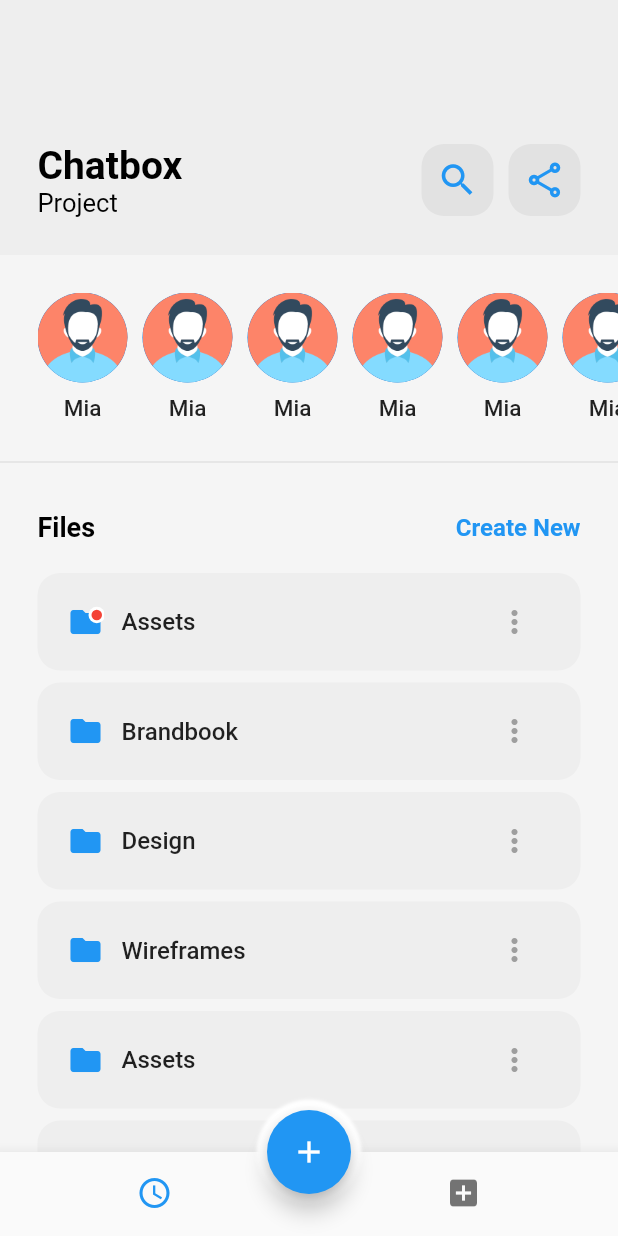
After one commit to vashistha100/Flutter-UI_design-1--dribble.com-, a Flutter app: the screen it shows after launch, after a tap on "Chatbox", on a phone screen of 412 x 824 dp. The commit adds this screen. Run offline on Flutter 3.47's test engine with Material 2 defaults, Android fonts, the phone set to English and light mode, and no system bars.

Commit message:
added project screen

```diff
--- a/lib/pages/home_page.dart
+++ b/lib/pages/home_page.dart
@@ -1,4 +1,6 @@
+import 'package:flutter/foundation.dart';
 import 'package:flutter/material.dart';
+import 'package:ui_design1/pages/project.dart';
 
 class HomePage extends StatefulWidget {
   const HomePage({super.key});
@@ -9,10 +11,13 @@ class HomePage extends StatefulWidget {
 
 class _HomePageState extends State<HomePage> {
   double availableScreenWidth = 0;
+  double avialableScreenHeight = 0;
   int selectedIndex = 0;
   @override
   Widget build(BuildContext context) {
     availableScreenWidth = MediaQuery.of(context).size.width - 50;
+    avialableScreenHeight = MediaQuery.of(context).size.height;
+
     return Scaffold(
       backgroundColor: Colors.grey[100],
       body: Column(
@@ -20,15 +25,15 @@ class _HomePageState extends State<HomePage> {
           Container(
             padding: const EdgeInsets.symmetric(horizontal: 25, vertical: 25),
             alignment: Alignment.bottomCenter,
-            height: 170,
+            height: avialableScreenHeight * 0.2,
             decoration: BoxDecoration(color: Colors.blue[800]),
             child: Row(
               mainAxisAlignment: MainAxisAlignment.spaceBetween,
               children: [
-                Column(
+                const Column(
                   crossAxisAlignment: CrossAxisAlignment.start,
                   mainAxisSize: MainAxisSize.min,
-                  children: const [
+                  children: [
                     Text(
                       "Riotters",
                       style: TextStyle(
@@ -230,8 +235,14 @@ class _HomePageState extends State<HomePage> {
     );
   }
 
-  Container buildProjectRow(String foldername) {
-    return Container(
+  Widget buildProjectRow(String foldername) {
+    return GestureDetector(
+      onTap: () {
+        Navigator.of(context).push(MaterialPageRoute(
+            builder: (BuildContext context) =>
+                ProjectPage(foldername: foldername)));
+      },
+      child: Container(
         margin: const EdgeInsets.only(bottom: 8),
         padding: const EdgeInsets.symmetric(horizontal: 20),
         height: 65,
@@ -253,8 +264,8 @@ class _HomePageState extends State<HomePage> {
                 ),
                 Text(
                   foldername,
-                style:
-                    const TextStyle(fontSize: 16, fontWeight: FontWeight.w500),
+                  style: const TextStyle(
+                      fontSize: 16, fontWeight: FontWeight.w500),
                 ),
               ],
             ),
@@ -265,6 +276,7 @@ class _HomePageState extends State<HomePage> {
                   color: Colors.grey,
                 ))
           ],
+        ),
       ),
     );
   }
--- /dev/null
+++ b/lib/pages/project.dart
@@ -0,0 +1,237 @@
+import 'package:flutter/material.dart';
+
+class ProjectPage extends StatefulWidget {
+  final String foldername;
+  const ProjectPage({required this.foldername, super.key});
+
+  @override
+  State<ProjectPage> createState() => _ProjectPageState();
+}
+
+class _ProjectPageState extends State<ProjectPage> {
+  int selectedIndex = 0;
+  @override
+  Widget build(BuildContext context) {
+    return Scaffold(
+      backgroundColor: Colors.grey.shade100,
+      body: Column(
+        children: [
+          Container(
+            padding: const EdgeInsets.symmetric(horizontal: 25, vertical: 25),
+            alignment: Alignment.bottomCenter,
+            height: 170,
+            decoration: BoxDecoration(color: Colors.grey.shade200),
+            child: Row(
+              mainAxisAlignment: MainAxisAlignment.spaceBetween,
+              children: [
+                const Column(
+                  crossAxisAlignment: CrossAxisAlignment.start,
+                  mainAxisSize: MainAxisSize.min,
+                  children: [
+                    Text(
+                      "Chatbox",
+                      style: TextStyle(
+                          fontSize: 26,
+                          color: Colors.black,
+                          fontWeight: FontWeight.bold),
+                    ),
+                    Text(
+                      "Project",
+                      style: TextStyle(fontSize: 17, color: Colors.black),
+                    ),
+                  ],
+                ),
+                Row(
+                  children: [
+                    Container(
+                      decoration: BoxDecoration(
+                          borderRadius: BorderRadius.circular(15),
+                          color: Colors.black.withOpacity(.05)),
+                      child: IconButton(
+                        onPressed: () {},
+                        icon: const Icon(
+                          Icons.search,
+                          size: 28,
+                          color: Colors.blue,
+                        ),
+                      ),
+                    ),
+                    const SizedBox(
+                      width: 10,
+                    ),
+                    Container(
+                      decoration: BoxDecoration(
+                          borderRadius: BorderRadius.circular(15),
+                          color: Colors.black.withOpacity(.05)),
+                      child: IconButton(
+                        onPressed: () {},
+                        icon: const Icon(
+                          Icons.share_outlined,
+                          size: 28,
+                          color: Colors.blue,
+                        ),
+                      ),
+                    ),
+                  ],
+                ),
+              ],
+            ),
+          ),
+          Container(
+            padding: const EdgeInsets.only(left: 25, top: 25),
+            height: 130,
+            child: ListView(
+              scrollDirection: Axis.horizontal,
+              children: [
+                profileBuild("man", "Mia"),
+                profileBuild("man", "Mia"),
+                profileBuild("man", "Mia"),
+                profileBuild("man", "Mia"),
+                profileBuild("man", "Mia"),
+                profileBuild("man", "Mia"),
+              ],
+            ),
+          ),
+          const Divider(),
+          Expanded(
+            child: ListView(
+              padding: const EdgeInsets.all(25),
+              children: [
+                const Row(
+                  mainAxisAlignment: MainAxisAlignment.spaceBetween,
+                  children: [
+                    Text(
+                      'Files',
+                      style: TextStyle(
+                          fontSize: 18,
+                          fontWeight: FontWeight.bold,
+                          color: Colors.black),
+                    ),
+                    Text(
+                      'Create New',
+                      style: TextStyle(
+                          fontSize: 16,
+                          fontWeight: FontWeight.bold,
+                          color: Colors.blue),
+                    ),
+                  ],
+                ),
+                const SizedBox(
+                  height: 20,
+                ),
+                buildFilerow("Assets", true),
+                buildFilerow("Brandbook", false),
+                buildFilerow("Design", false),
+                buildFilerow("Wireframes", false),
+                buildFilerow("Assets", false),
+                buildFilerow("Assets", false),
+                buildFilerow("Assets", false),
+                buildFilerow("Assets", false),
+              ],
+            ),
+          ),
+        ],
+      ),
+      floatingActionButton: Container(
+        decoration: const BoxDecoration(shape: BoxShape.circle, boxShadow: [
+          BoxShadow(color: Colors.white, spreadRadius: 7, blurRadius: 1)
+        ]),
+        child: FloatingActionButton(
+          onPressed: () {},
+          child: const Icon(Icons.add),
+        ),
+      ),
+      floatingActionButtonLocation: FloatingActionButtonLocation.centerDocked,
+      bottomNavigationBar: BottomNavigationBar(
+          onTap: (index) {
+            setState(() {
+              selectedIndex = index;
+            });
+          },
+          currentIndex: selectedIndex,
+          showSelectedLabels: false,
+          showUnselectedLabels: false,
+          items: const [
+            BottomNavigationBarItem(
+                icon: Icon(Icons.access_time), label: 'Time'),
+            BottomNavigationBarItem(icon: Icon(Icons.add_box), label: 'Folder'),
+          ]),
+    );
+  }
+
+  Container buildFilerow(String name, bool showAlert) {
+    return Container(
+      margin: const EdgeInsets.only(bottom: 8),
+      padding: const EdgeInsets.symmetric(horizontal: 20),
+      height: 65,
+      decoration: BoxDecoration(
+        color: Colors.grey[200],
+        borderRadius: BorderRadius.circular(15),
+      ),
+      child: Row(
+        mainAxisAlignment: MainAxisAlignment.spaceBetween,
+        children: [
+          Row(
+            children: [
+              Stack(children: [
+                const Icon(
+                  Icons.folder,
+                  color: Colors.blue,
+                ),
+                if (showAlert)
+                  Positioned(
+                    right: -1,
+                    top: 2,
+                    child: Container(
+                      padding: const EdgeInsets.all(2),
+                      decoration: const BoxDecoration(
+                          color: Colors.white, shape: BoxShape.circle),
+                      child: const CircleAvatar(
+                        radius: 3.5,
+                        backgroundColor: Colors.red,
+                      ),
+                    ),
+                  ),
+              ]),
+              const SizedBox(
+                width: 12,
+              ),
+              Text(
+                name,
+                style:
+                    const TextStyle(fontSize: 16, fontWeight: FontWeight.w500),
+              ),
+            ],
+          ),
+          IconButton(
+              onPressed: () {},
+              icon: const Icon(
+                Icons.more_vert_rounded,
+                color: Colors.grey,
+              ))
+        ],
+      ),
+    );
+  }
+
+  Widget profileBuild(String imagename, String name) {
+    return Padding(
+      padding: const EdgeInsets.only(right: 10),
+      child: Column(
+        children: [
+          CircleAvatar(
+            radius: 30,
+            backgroundImage: Image.asset('assets/images/$imagename.png').image,
+          ),
+          const SizedBox(
+            height: 8,
+          ),
+          Text(
+            name,
+            style: const TextStyle(fontSize: 15, fontWeight: FontWeight.w500),
+          )
+        ],
+      ),
+    );
+  }
+}
```
Also changed, not shown: assets/images/man.png (added), pubspec.lock. Lines whose indentation alone changed are shown as unchanged.
